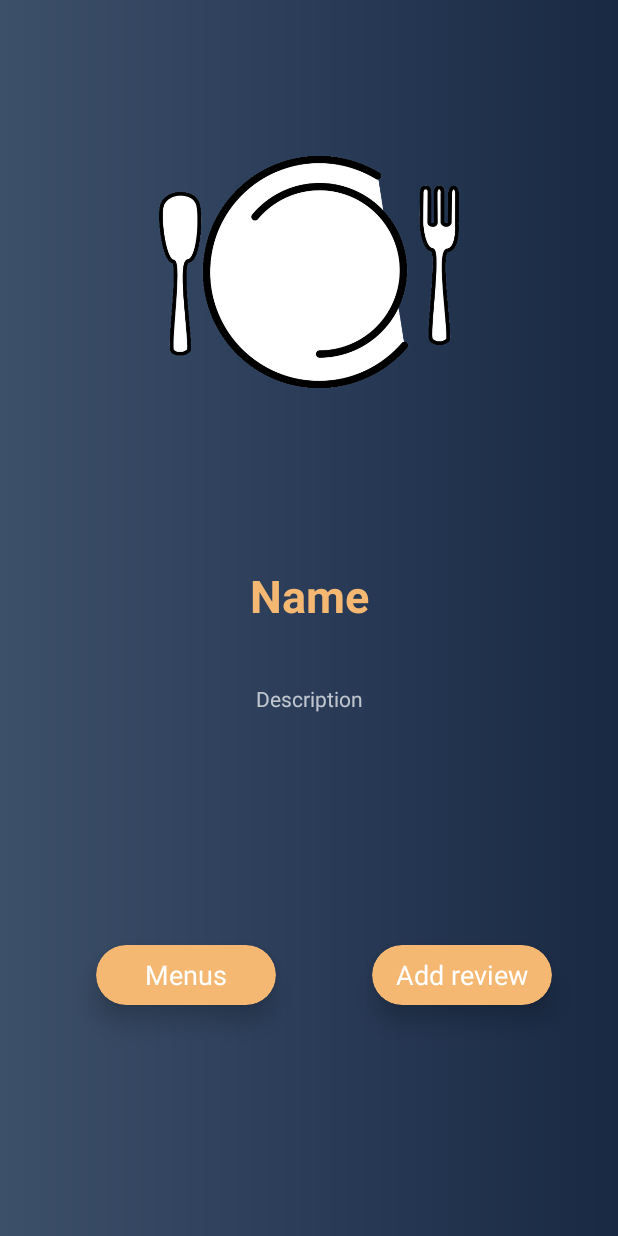
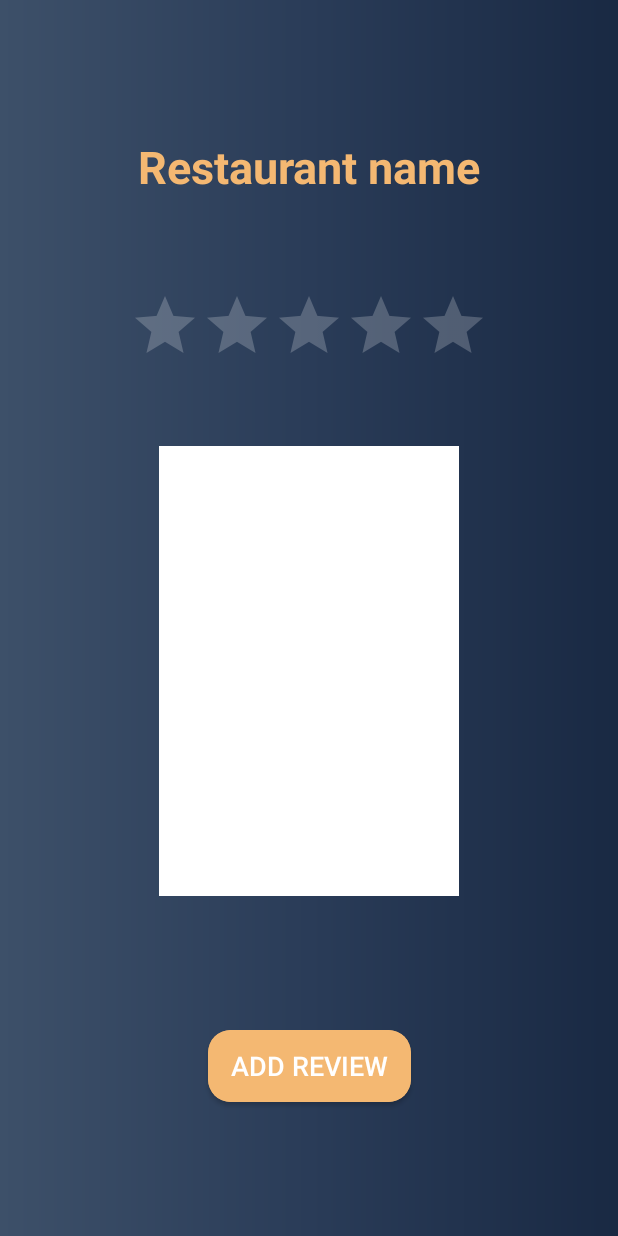
Before and after one commit to Oana-Ivan/Android-app-Fast-and-Feast, an Android app: the RestaurantDetails screen opened directly, with no data from a screen before it, after a tap on "Add review", on a phone screen of 412 x 824 dp. Run offline under Robolectric (Android 15) with nearby library versions, the phone set to English and light mode, and no system bars; 2 statements that could not run were skipped.

Commit message:
Added Restaurant Review Activity

```diff
--- a/app/src/main/AndroidManifest.xml
+++ b/app/src/main/AndroidManifest.xml
@@ -9,6 +9,7 @@
         android:roundIcon="@mipmap/ic_launcher_round"
         android:supportsRtl="true"
         android:theme="@style/Theme.AppCompat.NoActionBar">
+        <activity android:name=".RestaurantAddReview" />
         <activity android:name=".MenusList" />
         <activity android:name=".ShoppingCartActivity" />
         <activity android:name=".RestaurantDetails" />
--- /dev/null
+++ b/app/src/main/java/com/example/android_app_fast_and_feast/RestaurantAddReview.java
@@ -0,0 +1,42 @@
+package com.example.android_app_fast_and_feast;
+
+import androidx.appcompat.app.AppCompatActivity;
+
+import android.content.Intent;
+import android.os.Bundle;
+import android.view.View;
+import android.widget.Button;
+import android.widget.EditText;
+import android.widget.RatingBar;
+import android.widget.Toast;
+
+public class RestaurantAddReview extends AppCompatActivity {
+    RestaurantItem currentRestaurant;
+    private RatingBar ratingBar;
+    private EditText reviewText;
+    private Button sendReviewBtn;
+
+    @Override
+    protected void onCreate(Bundle savedInstanceState) {
+        super.onCreate(savedInstanceState);
+        setContentView(R.layout.activity_restaurant_add_review);
+
+        currentRestaurant = (RestaurantItem) getIntent().getSerializableExtra("Restaurant");
+
+        ratingBar = findViewById(R.id.restaurant_review_rating);
+        reviewText = findViewById(R.id.restaurant_write_review);
+        sendReviewBtn = findViewById(R.id.restaurant_add_review_btn);
+
+        sendReviewBtn.setOnClickListener(v -> {
+            // TODO Get rating from restaurant review
+            Toast.makeText(RestaurantAddReview.this, "Your rating: " + ratingBar.getRating(), Toast.LENGTH_SHORT).show();
+            Intent intent = new Intent(this, RestaurantDetails.class);
+            intent.putExtra("Restaurant", currentRestaurant);
+            intent.putExtra("ReviewText", reviewText.getText());
+            intent.putExtra("NoOfStars", ratingBar.getRating());
+            startActivity(intent);
+        });
+
+
+    }
+}
--- a/app/src/main/java/com/example/android_app_fast_and_feast/RestaurantDetails.java
+++ b/app/src/main/java/com/example/android_app_fast_and_feast/RestaurantDetails.java
@@ -44,9 +44,9 @@ public class RestaurantDetails extends AppCompatActivity {
                 break;
             }
             case "add_review": {
-//                intent = new Intent(this, RestaurantAddReview.class);
-//                intent.putExtra("Restaurant", currentRestaurant);
-//                startActivity(intent);
+                intent = new Intent(this, RestaurantAddReview.class);
+                intent.putExtra("Restaurant", currentRestaurant);
+                startActivity(intent);
                 break;
             }
         }
--- /dev/null
+++ b/app/src/main/res/layout/activity_restaurant_add_review.xml
@@ -0,0 +1,81 @@
+<?xml version="1.0" encoding="utf-8"?>
+<androidx.constraintlayout.widget.ConstraintLayout xmlns:android="http://schemas.android.com/apk/res/android"
+    xmlns:app="http://schemas.android.com/apk/res-auto"
+    xmlns:tools="http://schemas.android.com/tools"
+    android:layout_width="match_parent"
+    android:layout_height="match_parent"
+    android:background="@drawable/gradient"
+    tools:context=".RestaurantAddReview">
+
+    <TextView
+        android:id="@+id/restaurant_name_review"
+        android:layout_width="match_parent"
+        android:layout_height="wrap_content"
+
+        android:gravity="center"
+        android:padding="15dp"
+        android:text="@string/restaurant_name"
+        android:textColor="#F4B872"
+        android:textSize="30sp"
+        android:textStyle="bold"
+        app:layout_constraintBottom_toBottomOf="parent"
+        app:layout_constraintTop_toTopOf="parent"
+        app:layout_constraintVertical_bias="0.10" />
+
+    <RatingBar
+        android:id="@+id/restaurant_review_rating"
+        android:layout_width="wrap_content"
+        android:layout_height="wrap_content"
+        android:numStars="5"
+        android:stepSize="0.1"
+        app:layout_constraintBottom_toTopOf="@+id/restaurant_write_review"
+        app:layout_constraintEnd_toEndOf="parent"
+        app:layout_constraintStart_toStartOf="parent"
+        app:layout_constraintTop_toBottomOf="@+id/restaurant_name_review" />
+
+    <EditText
+        android:id="@+id/restaurant_write_review"
+        android:layout_width="200dp"
+        android:layout_height="300dp"
+
+        android:background="@color/white"
+        android:textColor="@color/black"
+        android:hint="@string/write_review"
+        android:textAlignment="textStart"
+        android:padding="15dp"
+
+        app:layout_constraintBottom_toBottomOf="parent"
+        app:layout_constraintEnd_toEndOf="parent"
+        app:layout_constraintStart_toStartOf="parent"
+        app:layout_constraintTop_toBottomOf="@+id/restaurant_name_review"
+        app:layout_constraintVertical_bias="0.4"
+        android:gravity="start"
+        android:autofillHints="@string/write_review"
+        android:inputType="text"/>
+
+    <androidx.cardview.widget.CardView
+        android:layout_width="wrap_content"
+        android:layout_height="wrap_content"
+        app:cardBackgroundColor="#F4B872"
+        app:cardCornerRadius="15dp"
+        app:layout_constraintBottom_toBottomOf="parent"
+        app:layout_constraintEnd_toEndOf="parent"
+        app:layout_constraintStart_toStartOf="parent"
+        app:layout_constraintTop_toBottomOf="@+id/restaurant_write_review">
+
+        <Button
+            android:id="@+id/restaurant_add_review_btn"
+            android:layout_width="wrap_content"
+            android:layout_height="wrap_content"
+            android:layout_centerInParent="true"
+            android:background="#F4B872"
+            android:textColor="@color/white"
+            android:textSize="18sp"
+            android:paddingBottom="5dp"
+            android:paddingTop="5dp"
+            android:paddingLeft="15dp"
+            android:paddingRight="15dp"
+            android:text="@string/add_review" />
+    </androidx.cardview.widget.CardView>
+
+</androidx.constraintlayout.widget.ConstraintLayout>
--- a/app/src/main/res/values/strings.xml
+++ b/app/src/main/res/values/strings.xml
@@ -11,6 +11,8 @@
     <string name="menus">Menus</string>
     <string name="restaurant_name">Restaurant name</string>
     <string name="menu_add">Add</string>
+    <string name="write_review">Write review</string>
+    <string name="restaurant_name">Restaurant name</string>
     <string-array name="products">
         <item>Saorma</item>
         <item>Burger</item>
```
